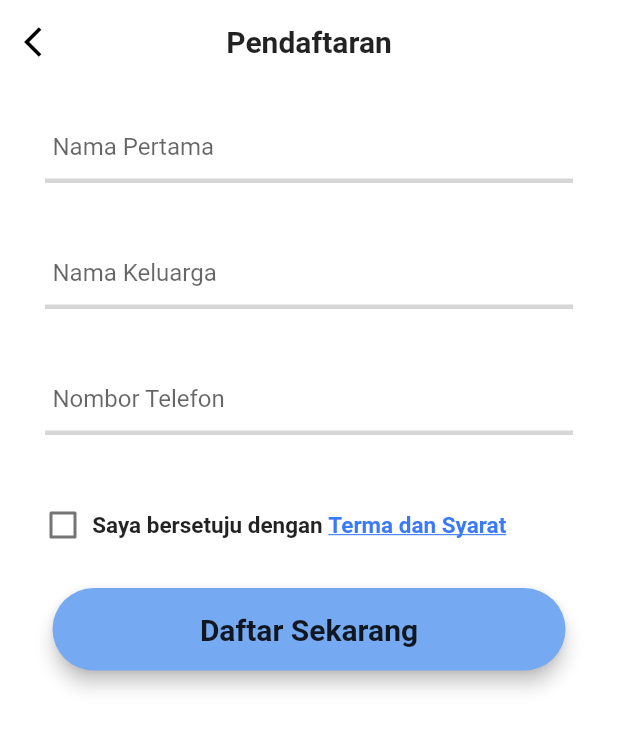
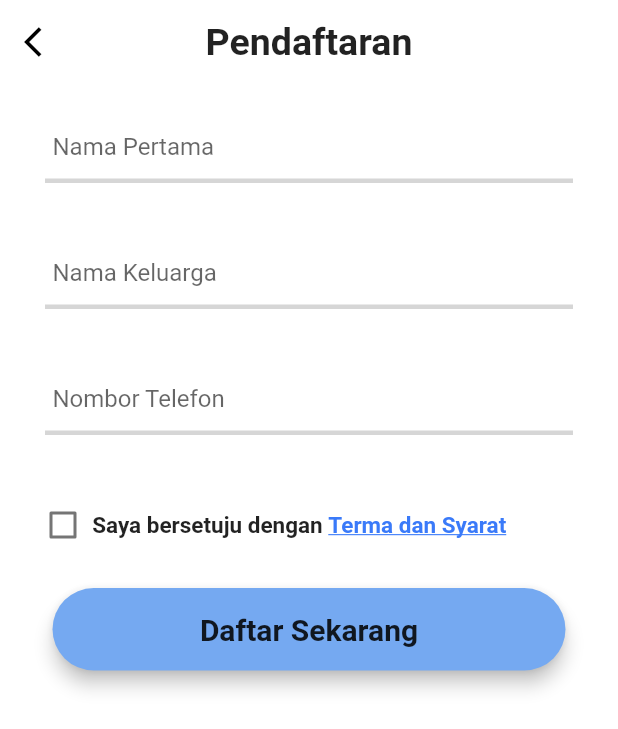
Before and after one commit to Hunzisong/DITE, a Flutter app: the SignUpPage screen opened directly, on a phone screen of 412 x 824 dp. Shown: the top 729 px of the screen. Run offline on Flutter 3.47's test engine with Material 2 defaults, Android fonts, the phone set to English and light mode, and no system bars; our stand-ins replace firebase_auth, modal_progress_hud, permission_handler; missing offline and left inert: agora_rtc_engine; accounts and stored records are empty.

Commit message:
Refactor of code due to constants file tweaks

```diff
--- a/lib/startup/signup_page.dart
+++ b/lib/startup/signup_page.dart
@@ -54,7 +54,7 @@ class _SignUpPageState extends State<SignUpPage> {
             title: Text(
               isSLI ? 'Pendaftaran JBIM' : 'Pendaftaran',
               style: TextStyle(
-                  fontSize: FontSizes.title,
+                  fontSize: FontSizes.mainTitle,
                   fontWeight: FontWeight.bold,
                   color: Colours.black),
             ),
--- a/lib/startup/verification_page.dart
+++ b/lib/startup/verification_page.dart
@@ -35,7 +35,7 @@ class _VerificationPageState extends State<VerificationPage> {
                             child: Text(
                               'Pengesahan Akaun',
                               style: TextStyle(
-                                  fontSize: FontSizes.title,
+                                  fontSize: FontSizes.mainTitle,
                                   fontWeight: FontWeight.bold,
                                   color: Colours.black),
                             ),
```
